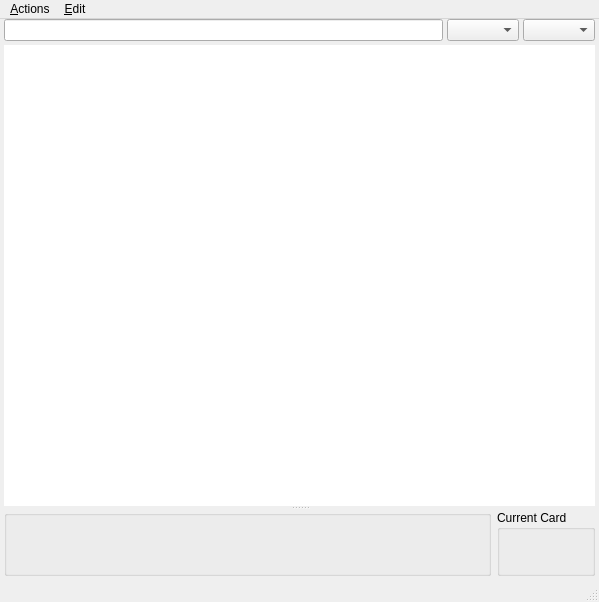
First picture: the form in designer/cardlist.ui, repository ankitects/anki, before the edit.
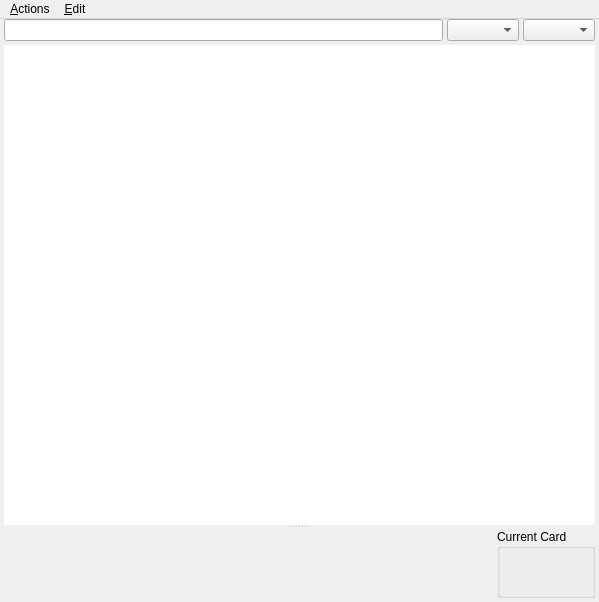
Second picture: the form after the edit. Icons and pictures are not drawn.

Commit message: move to stacked widgets, fix scrollbar display

What changed in the file:
```diff
--- a/designer/cardlist.ui
+++ b/designer/cardlist.ui
@@ -18,7 +18,7 @@
      <x>0</x>
      <y>23</y>
      <width>599</width>
-     <height>559</height>
+     <height>579</height>
     </rect>
    </property>
    <layout class="QVBoxLayout" name="verticalLayout" >
@@ -135,19 +135,13 @@
            <number>6</number>
           </property>
           <item row="0" column="0" >
-           <widget class="QGroupBox" name="fieldsArea" >
+           <widget class="QWidget" native="1" name="fieldsArea" >
             <property name="sizePolicy" >
              <sizepolicy vsizetype="Expanding" hsizetype="Preferred" >
               <horstretch>7</horstretch>
               <verstretch>2</verstretch>
              </sizepolicy>
             </property>
-            <property name="title" >
-             <string/>
-            </property>
-            <property name="flat" >
-             <bool>true</bool>
-            </property>
            </widget>
           </item>
           <item row="0" column="1" >
@@ -211,16 +205,6 @@
    <addaction name="menuActions" />
    <addaction name="menuEdit" />
   </widget>
-  <widget class="QStatusBar" name="statusbar" >
-   <property name="geometry" >
-    <rect>
-     <x>0</x>
-     <y>582</y>
-     <width>599</width>
-     <height>20</height>
-    </rect>
-   </property>
-  </widget>
   <action name="actionDelete" >
    <property name="icon" >
     <iconset resource="../icons.qrc" >
```
The commit also changes 5 other files.
